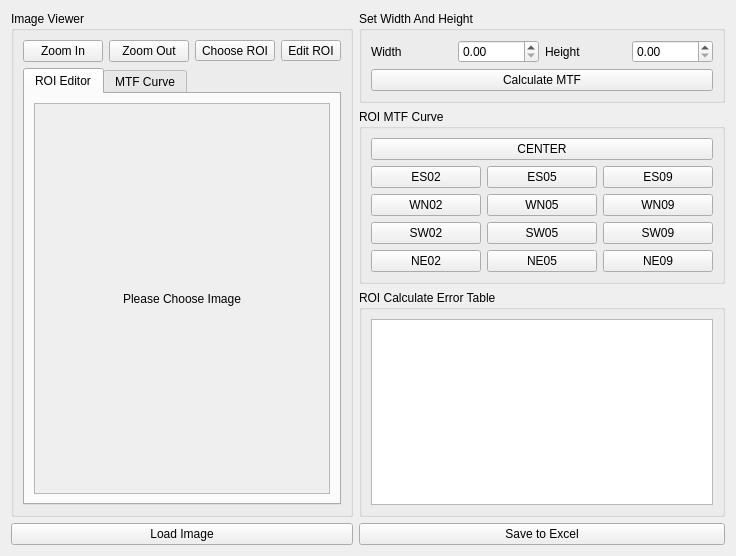
The window that lnxmtfprototype.ui (Wanncye/MechMindQtMTF) describes before a commit, drawn with Qt 5.
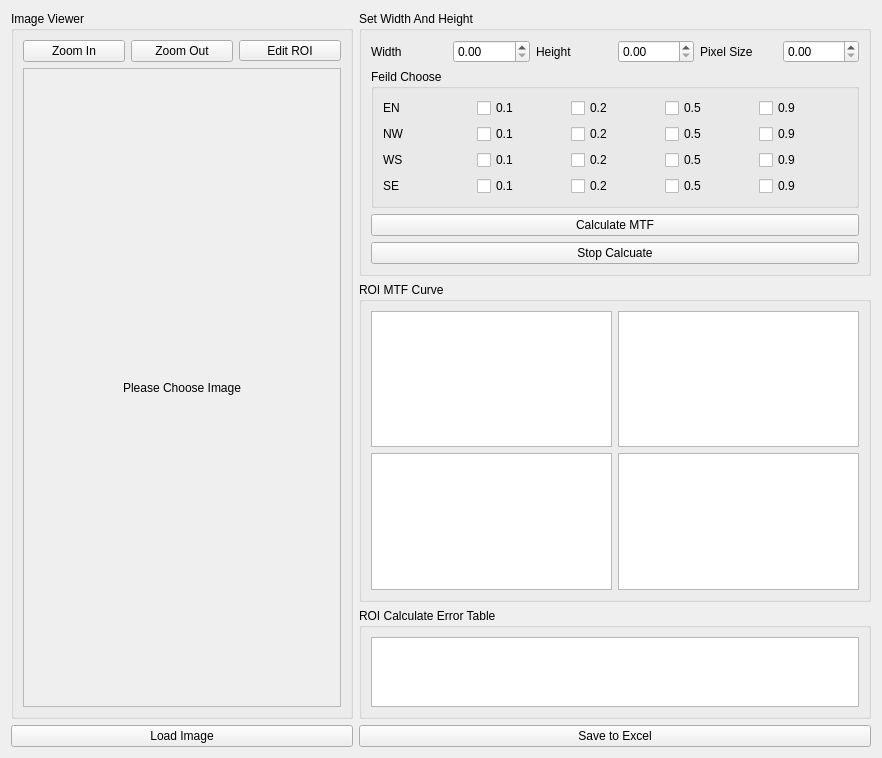
The same window after the commit. The open tabs and pages were chosen to show the change. Custom widgets are drawn as their Qt base class.

Commit message: 与需求沟通后调整界面

Patch:
```diff
--- a/lnxmtfprototype.ui
+++ b/lnxmtfprototype.ui
@@ -6,8 +6,8 @@
    <rect>
     <x>0</x>
     <y>0</y>
-    <width>736</width>
-    <height>556</height>
+    <width>882</width>
+    <height>758</height>
    </rect>
   </property>
   <property name="sizePolicy">
@@ -22,7 +22,7 @@
   <property name="autoFillBackground">
    <bool>false</bool>
   </property>
-  <layout class="QHBoxLayout" name="horizontalLayout_4" stretch="1,3">
+  <layout class="QHBoxLayout" name="horizontalLayout_4" stretch="2,3">
    <item>
     <layout class="QVBoxLayout" name="imgPart">
      <property name="rightMargin">
@@ -50,25 +50,6 @@
             </property>
            </widget>
           </item>
-          <item>
-           <widget class="QToolButton" name="chooseRoi">
-            <property name="sizePolicy">
-             <sizepolicy hsizetype="Minimum" vsizetype="Fixed">
-              <horstretch>0</horstretch>
-              <verstretch>0</verstretch>
-             </sizepolicy>
-            </property>
-            <property name="focusPolicy">
-             <enum>Qt::StrongFocus</enum>
-            </property>
-            <property name="text">
-             <string>Choose ROI</string>
-            </property>
-            <property name="checkable">
-             <bool>true</bool>
-            </property>
-           </widget>
-          </item>
           <item>
            <widget class="QToolButton" name="editRoi">
             <property name="sizePolicy">
@@ -91,62 +72,38 @@
          </layout>
         </item>
         <item>
-         <widget class="QTabWidget" name="viewersTabs">
-          <property name="currentIndex">
-           <number>1</number>
+         <widget class="QScrollArea" name="scrollArea">
+          <property name="sizeAdjustPolicy">
+           <enum>QAbstractScrollArea::AdjustToContents</enum>
           </property>
-          <widget class="QWidget" name="imgTab">
-           <attribute name="title">
-            <string>ROI Editor</string>
-           </attribute>
-           <layout class="QHBoxLayout" name="horizontalLayout_6">
+          <property name="widgetResizable">
+           <bool>true</bool>
+          </property>
+          <widget class="QWidget" name="scrollAreaWidgetContents">
+           <property name="geometry">
+            <rect>
+             <x>0</x>
+             <y>0</y>
+             <width>309</width>
+             <height>608</height>
+            </rect>
+           </property>
+           <property name="layoutDirection">
+            <enum>Qt::LeftToRight</enum>
+           </property>
+           <layout class="QVBoxLayout" name="verticalLayout">
             <item>
-             <widget class="QScrollArea" name="scrollArea">
-              <property name="sizeAdjustPolicy">
-               <enum>QAbstractScrollArea::AdjustToContents</enum>
+             <widget class="LabelPainterTool" name="imgView">
+              <property name="text">
+               <string>Please Choose Image</string>
               </property>
-              <property name="widgetResizable">
-               <bool>true</bool>
+              <property name="alignment">
+               <set>Qt::AlignCenter</set>
               </property>
-              <widget class="QWidget" name="scrollAreaWidgetContents">
-               <property name="geometry">
-                <rect>
-                 <x>0</x>
-                 <y>0</y>
-                 <width>333</width>
-                 <height>348</height>
-                </rect>
-               </property>
-               <property name="layoutDirection">
-                <enum>Qt::LeftToRight</enum>
-               </property>
-               <layout class="QVBoxLayout" name="verticalLayout">
-                <item>
-                 <widget class="LabelPainterTool" name="imgView">
-                  <property name="text">
-                   <string>Please Choose Image</string>
-                  </property>
-                  <property name="alignment">
-                   <set>Qt::AlignCenter</set>
-                  </property>
-                 </widget>
-                </item>
-               </layout>
-              </widget>
              </widget>
             </item>
            </layout>
           </widget>
-          <widget class="QWidget" name="mtfCurveTab">
-           <attribute name="title">
-            <string>MTF Curve</string>
-           </attribute>
-           <layout class="QHBoxLayout" name="horizontalLayout_9">
-            <item>
-             <widget class="MTFProfilerLineChart" name="lineChart"/>
-            </item>
-           </layout>
-          </widget>
          </widget>
         </item>
        </layout>
@@ -162,7 +119,7 @@
     </layout>
    </item>
    <item>
-    <layout class="QVBoxLayout" name="operatorPart">
+    <layout class="QVBoxLayout" name="operatorPart" stretch="1,3,1,1">
      <property name="sizeConstraint">
       <enum>QLayout::SetMaximumSize</enum>
      </property>
@@ -205,8 +162,167 @@
             </property>
            </widget>
           </item>
+          <item>
+           <widget class="QLabel" name="label">
+            <property name="text">
+             <string>Pixel Size</string>
+            </property>
+           </widget>
+          </item>
+          <item>
+           <widget class="QDoubleSpinBox" name="doubleSpinBox"/>
+          </item>
          </layout>
         </item>
+        <item>
+         <widget class="QGroupBox" name="groupBox_5">
+          <property name="title">
+           <string>Feild Choose</string>
+          </property>
+          <layout class="QGridLayout" name="gridLayout_2">
+           <item row="0" column="2">
+            <widget class="QCheckBox" name="EN02">
+             <property name="text">
+              <string>0.2</string>
+             </property>
+            </widget>
+           </item>
+           <item row="0" column="1">
+            <widget class="QCheckBox" name="EN01">
+             <property name="text">
+              <string>0.1</string>
+             </property>
+            </widget>
+           </item>
+           <item row="0" column="3">
+            <widget class="QCheckBox" name="EN05">
+             <property name="text">
+              <string>0.5</string>
+             </property>
+            </widget>
+           </item>
+           <item row="0" column="0">
+            <widget class="QLabel" name="label_2">
+             <property name="text">
+              <string>EN</string>
+             </property>
+            </widget>
+           </item>
+           <item row="2" column="0">
+            <widget class="QLabel" name="label_4">
+             <property name="text">
+              <string>WS</string>
+             </property>
+            </widget>
+           </item>
+           <item row="0" column="4">
+            <widget class="QCheckBox" name="EN09">
+             <property name="text">
+              <string>0.9</string>
+             </property>
+            </widget>
+           </item>
+           <item row="1" column="0">
+            <widget class="QLabel" name="label_3">
+             <property name="text">
+              <string>NW</string>
+             </property>
+            </widget>
+           </item>
+           <item row="3" column="0">
+            <widget class="QLabel" name="label_5">
+             <property name="text">
+              <string>SE</string>
+             </property>
+            </widget>
+           </item>
+           <item row="1" column="1">
+            <widget class="QCheckBox" name="NW01">
+             <property name="text">
+              <string>0.1</string>
+             </property>
+            </widget>
+           </item>
+           <item row="1" column="2">
+            <widget class="QCheckBox" name="NW02">
+             <property name="text">
+              <string>0.2</string>
+             </property>
+            </widget>
+           </item>
+           <item row="1" column="3">
+            <widget class="QCheckBox" name="NW05">
+             <property name="text">
+              <string>0.5</string>
+             </property>
+            </widget>
+           </item>
+           <item row="1" column="4">
+            <widget class="QCheckBox" name="NW09">
+             <property name="text">
+              <string>0.9</string>
+             </property>
+            </widget>
+           </item>
+           <item row="2" column="1">
+            <widget class="QCheckBox" name="WS01">
+             <property name="text">
+              <string>0.1</string>
+             </property>
+            </widget>
+           </item>
+           <item row="2" column="2">
+            <widget class="QCheckBox" name="WS02">
+             <property name="text">
+              <string>0.2</string>
+             </property>
+            </widget>
+           </item>
+           <item row="2" column="3">
+            <widget class="QCheckBox" name="WS05">
+             <property name="text">
+              <string>0.5</string>
+             </property>
+            </widget>
+           </item>
+           <item row="2" column="4">
+            <widget class="QCheckBox" name="WS09">
+             <property name="text">
+              <string>0.9</string>
+             </property>
+            </widget>
+           </item>
+           <item row="3" column="1">
+            <widget class="QCheckBox" name="SE01">
+             <property name="text">
+              <string>0.1</string>
+             </property>
+            </widget>
+           </item>
+           <item row="3" column="2">
+            <widget class="QCheckBox" name="SE02">
+             <property name="text">
+              <string>0.2</string>
+             </property>
+            </widget>
+           </item>
+           <item row="3" column="3">
+            <widget class="QCheckBox" name="SE05">
+             <property name="text">
+              <string>0.5</string>
+             </property>
+            </widget>
+           </item>
+           <item row="3" column="4">
+            <widget class="QCheckBox" name="SE09">
+             <property name="text">
+              <string>0.9</string>
+             </property>
+            </widget>
+           </item>
+          </layout>
+         </widget>
+        </item>
         <item>
          <widget class="QPushButton" name="calcMTF">
           <property name="text">
@@ -214,6 +330,13 @@
           </property>
          </widget>
         </item>
+        <item>
+         <widget class="QPushButton" name="stopCalc">
+          <property name="text">
+           <string>Stop Calcuate</string>
+          </property>
+         </widget>
+        </item>
        </layout>
       </widget>
      </item>
@@ -234,113 +357,18 @@
        <property name="flat">
         <bool>false</bool>
        </property>
-       <layout class="QVBoxLayout" name="verticalLayout_5">
-        <item>
-         <widget class="QPushButton" name="pushButton_22">
-          <property name="text">
-           <string>CENTER</string>
-          </property>
-         </widget>
+       <layout class="QGridLayout" name="gridLayout">
+        <item row="1" column="0">
+         <widget class="MTFProfilerLineChart" name="feild05"/>
         </item>
-        <item>
-         <layout class="QHBoxLayout" name="horizontalLayout_7">
-          <item>
-           <widget class="QPushButton" name="pushButton_16">
-            <property name="text">
-             <string>ES02</string>
-            </property>
-           </widget>
-          </item>
-          <item>
-           <widget class="QPushButton" name="pushButton_17">
-            <property name="text">
-             <string>ES05</string>
-            </property>
-           </widget>
-          </item>
-          <item>
-           <widget class="QPushButton" name="pushButton_15">
-            <property name="text">
-             <string>ES09</string>
-            </property>
-           </widget>
-          </item>
-         </layout>
+        <item row="0" column="0">
+         <widget class="MTFProfilerLineChart" name="feild01"/>
         </item>
-        <item>
-         <layout class="QHBoxLayout" name="horizontalLayout_5">
-          <item>
-           <widget class="QPushButton" name="pushButton_11">
-            <property name="text">
-             <string>WN02</string>
-            </property>
-           </widget>
-          </item>
-          <item>
-           <widget class="QPushButton" name="pushButton_10">
-            <property name="text">
-             <string>WN05</string>
-            </property>
-           </widget>
-          </item>
-          <item>
-           <widget class="QPushButton" name="pushButton_13">
-            <property name="text">
-             <string>WN09</string>
-            </property>
-           </widget>
-          </item>
-         </layout>
+        <item row="0" column="1">
+         <widget class="MTFProfilerLineChart" name="feild02"/>
         </item>
-        <item>
-         <layout class="QHBoxLayout" name="horizontalLayout_8">
-          <item>
-           <widget class="QPushButton" name="pushButton_19">
-            <property name="text">
-             <string>SW02</string>
-            </property>
-           </widget>
-          </item>
-          <item>
-           <widget class="QPushButton" name="pushButton_21">
-            <property name="text">
-             <string>SW05</string>
-            </property>
-           </widget>
-          </item>
-          <item>
-           <widget class="QPushButton" name="pushButton_20">
-            <property name="text">
-             <string>SW09</string>
-            </property>
-           </widget>
-          </item>
-         </layout>
-        </item>
-        <item>
-         <layout class="QHBoxLayout" name="horizontalLayout_2">
-          <item>
-           <widget class="QPushButton" name="pushButton_5">
-            <property name="text">
-             <string>NE02</string>
-            </property>
-           </widget>
-          </item>
-          <item>
-           <widget class="QPushButton" name="pushButton_4">
-            <property name="text">
-             <string>NE05</string>
-            </property>
-           </widget>
-          </item>
-          <item>
-           <widget class="QPushButton" name="pushButton_3">
-            <property name="text">
-             <string>NE09</string>
-            </property>
-           </widget>
-          </item>
-         </layout>
+        <item row="1" column="1">
+         <widget class="MTFProfilerLineChart" name="feild09"/>
         </item>
        </layout>
       </widget>
```
The commit also changes 5 other files.
